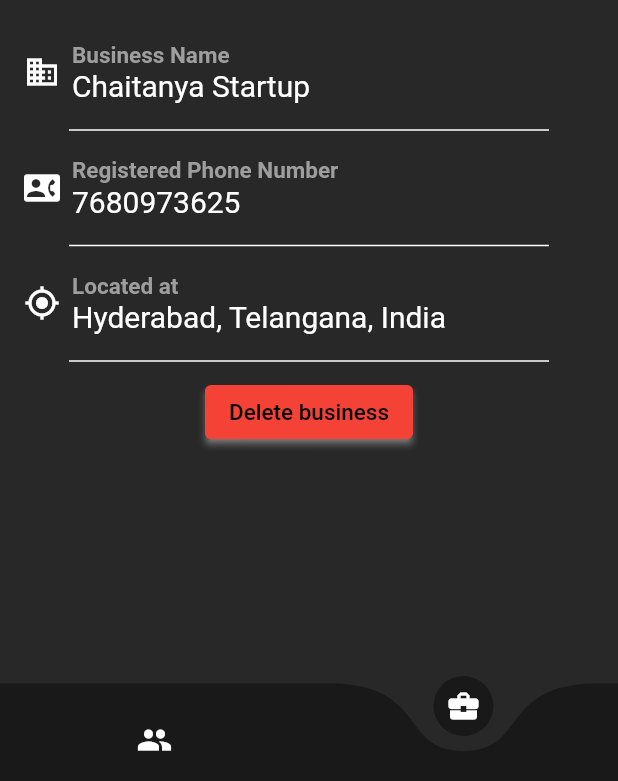
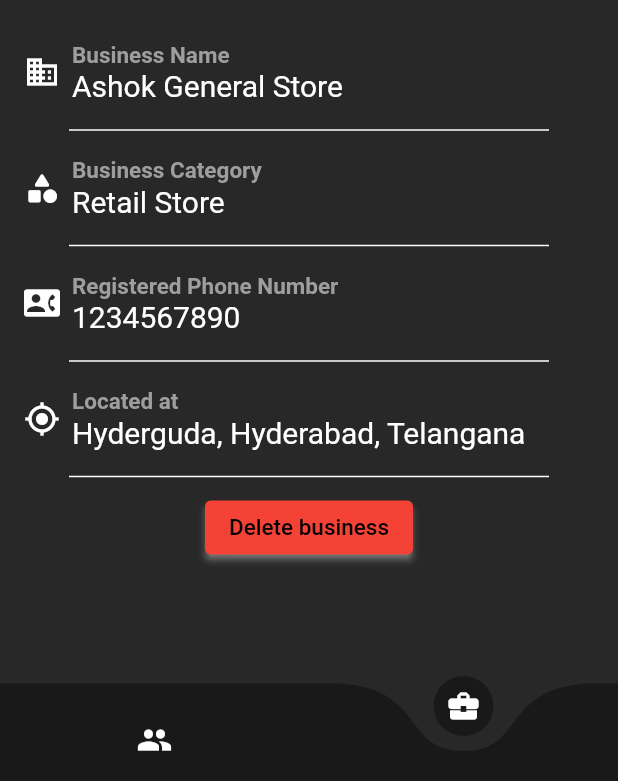
Before and after one commit to ShashiWerdun/Zeta-Book, a Flutter app: the BusinessHomePage screen opened directly with empty values, swiped to page 2, on a phone screen of 412 x 824 dp, the part 455-1236 px from its top. Run offline on Flutter 3.47's test engine with Material 2 defaults, Android fonts, the phone set to English and light mode, and no system bars; drawn by our look-alikes of curved_navigation_bar; our stand-ins replace anim_search_bar.

Commit message:
fixed a renderFlex overflow and populated business pages with data.

```diff
--- a/lib/models/data.dart
+++ b/lib/models/data.dart
@@ -1,16 +1,71 @@
 class Business {
-  String? businessName;
-  String? businessCategory;
+  String name;
+  String category;
+  String phone;
+  String address;
+
+  Business({
+    required this.name,
+    required this.category,
+    required this.phone,
+    required this.address,
+  });
 }
 
-class Customer extends Business {
-  String? customerName;
-  int? customerPhone;
+class Customer {
+  String name;
+  String phone;
+  String address;
+
+  Customer({
+    required this.name,
+    required this.address,
+    required this.phone,
+  });
 }
 
-class Transaction extends Customer {
-  DateTime? dateTime;
-  String? transactionNote;
-  bool? outgoing;
-  int? transactionAmount;
+class Transaction {
+  DateTime timestamp;
+  String note;
+  bool outgoing;
+  double amount;
+
+  Transaction(
+      {required this.timestamp,
+      required this.note,
+      required this.outgoing,
+      required this.amount});
 }
+
+List<Business> businessList = [
+  Business(
+      name: 'Ashok General Store',
+      category: 'Retail Store',
+      phone: '1234567890',
+      address: 'Hyderguda, Hyderabad, Telangana'),
+  Business(
+      name: 'Z Gen Electronics',
+      category: 'Electronics Store',
+      phone: '1234567890',
+      address: 'Abids, Hyderabad, Telangana'),
+  Business(
+      name: 'Chaitanya Startup',
+      category: 'New Startup',
+      phone: '1234567890',
+      address: 'Silicon Valley, California, United States of America'),
+  Business(
+      name: 'ABCNO',
+      category: 'DEF',
+      phone: '1231231231',
+      address: 'ADSLKFLAKDF'),
+  Business(
+      name: 'DEFLM',
+      category: 'DEF',
+      phone: '1231231231',
+      address: 'ADSLKFLAKDF'),
+  Business(
+      name: 'GHIJK',
+      category: 'DEF',
+      phone: '1231231231',
+      address: 'ADSLKFLAKDF'),
+];
--- a/lib/screens/business_details.dart
+++ b/lib/screens/business_details.dart
@@ -1,18 +1,29 @@
 import 'package:flutter/material.dart';
+import 'package:zeta_book/models/data.dart';
 import 'package:zeta_book/widgets/buttons.dart';
 import 'package:zeta_book/widgets/details_row.dart';
 import 'package:zeta_book/widgets/dividers.dart';
 
 class BusinessDetailsPage extends StatefulWidget {
-  const BusinessDetailsPage({Key? key}) : super(key: key);
+  final int businessID;
+
+  const BusinessDetailsPage({Key? key, required int this.businessID})
+      : super(key: key);
 
   @override
-  _BusinessDetailsPageState createState() => _BusinessDetailsPageState();
+  _BusinessDetailsPageState createState() =>
+      _BusinessDetailsPageState(businessID: businessID);
 }
 
 class _BusinessDetailsPageState extends State<BusinessDetailsPage> {
+  int businessID;
+
+  _BusinessDetailsPageState({required this.businessID});
+
   @override
   Widget build(BuildContext context) {
+    Business business = businessList[businessID];
+
     return Scaffold(
       body: Padding(
         padding: const EdgeInsets.all(8.0),
@@ -38,17 +49,22 @@ class _BusinessDetailsPageState extends State<BusinessDetailsPage> {
               DetailsRow(
                   icon: Icons.business,
                   fieldName: 'Business Name',
-                  fieldValue: 'Chaitanya Startup'),
+                  fieldValue: business.name),
+              DetailsDivider(),
+              DetailsRow(
+                  icon: Icons.category_rounded,
+                  fieldName: 'Business Category',
+                  fieldValue: business.category),
               DetailsDivider(),
               DetailsRow(
                   icon: Icons.contact_phone_rounded,
                   fieldName: 'Registered Phone Number',
-                  fieldValue: '7680973625'),
+                  fieldValue: business.phone),
               DetailsDivider(),
               DetailsRow(
                   icon: Icons.my_location,
                   fieldName: 'Located at',
-                  fieldValue: 'Hyderabad, Telangana, India'),
+                  fieldValue: business.address),
               DetailsDivider(),
               DeleteButton(
                 toDelete: 'business',
--- a/lib/screens/business_home.dart
+++ b/lib/screens/business_home.dart
@@ -24,7 +24,6 @@ class _BusinessHomePageState extends State<BusinessHomePage> {
 
   @override
   Widget build(BuildContext context) {
-    print('$businessID');
     return Scaffold(
       appBar: AppBar(
         title: Text(
@@ -36,7 +35,9 @@ class _BusinessHomePageState extends State<BusinessHomePage> {
         controller: pageController,
         children: [
           CustomersScreen(),
-          BusinessDetailsPage(),
+          BusinessDetailsPage(
+            businessID: businessID,
+          ),
         ],
         onPageChanged: (index) {
           setState(() {
--- a/lib/widgets/details_row.dart
+++ b/lib/widgets/details_row.dart
@@ -36,7 +36,8 @@ class _DetailsRowState extends State<DetailsRow> {
     return Row(
       children: [
         Icon(this.icon),
-        Padding(
+        Expanded(
+          child: Padding(
             padding: const EdgeInsets.all(8.0),
             child: Column(
               crossAxisAlignment: CrossAxisAlignment.start,
@@ -55,6 +56,7 @@ class _DetailsRowState extends State<DetailsRow> {
               ],
             ),
           ),
+        ),
       ],
     );
   }
```
Also changed, not shown: lib/screens/businesses_list.dart (+4 -13 lines). Lines whose indentation alone changed are shown as unchanged.
